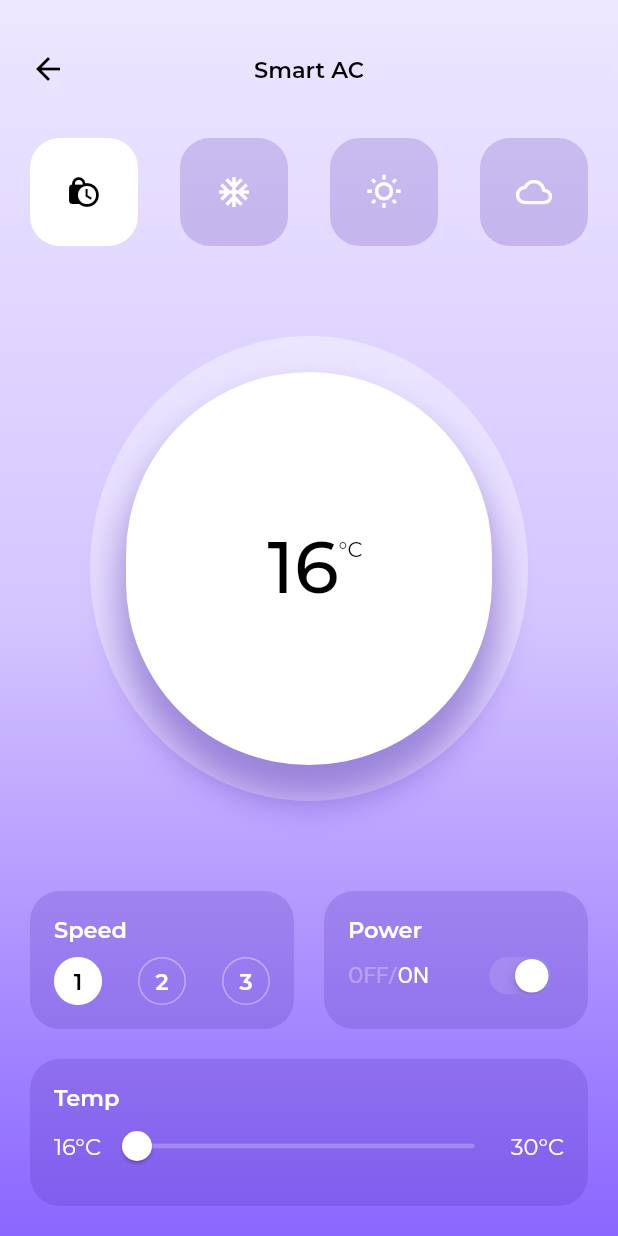
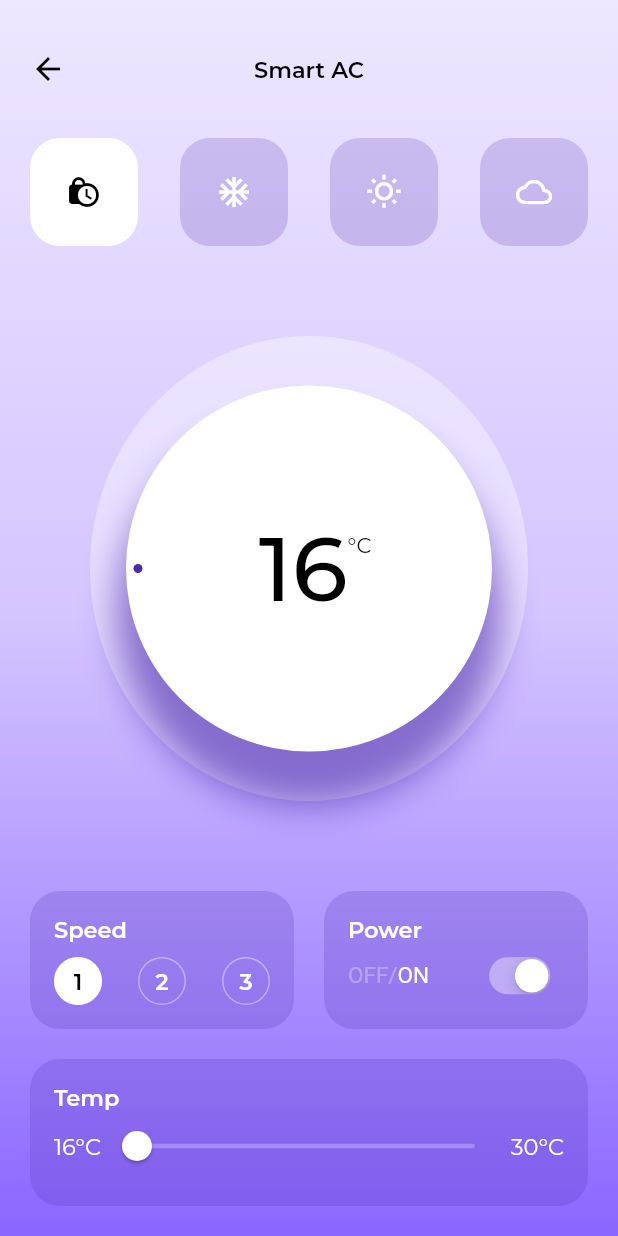
Before and after one commit to forntoh/smart_home, a Flutter app: the screen it shows after launch, on a phone screen of 412 x 824 dp. Run offline on Flutter 3.47's test engine with Material 2 defaults, Android fonts, the phone set to English and light mode, and no system bars; our stand-ins replace google_fonts.

Commit message:
added track

```diff
--- a/lib/screens/ac/compoents/power_control.dart
+++ b/lib/screens/ac/compoents/power_control.dart
@@ -52,7 +52,7 @@ class _PowerControlState extends State<PowerControl> {
                 Transform.scale(
                   scale: 0.8,
                   child: CupertinoSwitch(
-                    activeColor: Colors.white12,
+                    activeColor: Colors.white38,
                     trackColor: Colors.white12,
                     value: isOn,
                     onChanged: (isChecked) {
--- a/lib/screens/ac/compoents/temp_display.dart
+++ b/lib/screens/ac/compoents/temp_display.dart
@@ -1,3 +1,4 @@
+import 'dart:math';
 import 'dart:ui';
 
 import 'package:flutter/material.dart';
@@ -10,8 +11,14 @@ class TempDisplay extends StatelessWidget {
     @required this.currentTemp,
   }) : super(key: key);
 
+  final double minTemp = 16;
+  final double maxTemp = 30;
   final double currentTemp;
   final double trackWidth = defaultPadding + 4;
+
+  double _getProgress(value) {
+    return ((value - minTemp) / (maxTemp - minTemp));
+  }
 
   @override
   Widget build(BuildContext context) {
@@ -26,28 +33,33 @@ class TempDisplay extends StatelessWidget {
                 child: ClipOval(
                   child: BackdropFilter(
                     filter: ImageFilter.blur(sigmaX: 3.0, sigmaY: 3.0),
-                    child: Container(
-                      color: Colors.white38,
+                    child: Container(color: Colors.white38),
                   ),
                 ),
               ),
             ),
+            Positioned.fill(
+              child: Transform.rotate(
+                angle: pi,
+                child: CustomPaint(
+                  painter: TempDisplayPainter(_getProgress(currentTemp)),
                 ),
-            Positioned(
-              left: trackWidth,
-              right: trackWidth,
-              top: trackWidth,
-              bottom: trackWidth,
+              ),
+            ),
+            Expanded(
+              child: Padding(
+                padding: EdgeInsets.all(trackWidth),
                 child: Container(
                   decoration: BoxDecoration(
                       color: Colors.white,
-                    borderRadius: BorderRadius.circular(300),
+                      shape: BoxShape.circle,
                       boxShadow: [
                         BoxShadow(
-                        color: Theme.of(context).primaryColor.withOpacity(0.45),
+                          color:
+                              Theme.of(context).primaryColor.withOpacity(0.6),
                           blurRadius: defaultPadding,
-                        offset: Offset(0, defaultPadding),
-                        spreadRadius: 4,
+                          offset: Offset(0, defaultPadding + 10),
+                          spreadRadius: 6,
                         )
                       ]),
                   child: Center(
@@ -58,10 +70,10 @@ class TempDisplay extends StatelessWidget {
                         SizedBox(width: 8),
                         Text(
                           '${currentTemp.toInt()}',
-                        style: Theme.of(context).textTheme.headline3,
+                          style: Theme.of(context).textTheme.headline2,
                         ),
                         Padding(
-                        padding: EdgeInsets.only(top: 8.0),
+                          padding: EdgeInsets.only(top: 12),
                           child: Text(
                             '°C',
                             style: Theme.of(context).textTheme.caption,
@@ -72,9 +84,85 @@ class TempDisplay extends StatelessWidget {
                   ),
                 ),
               ),
+            ),
+            Positioned.fill(
+              child: Transform.rotate(
+                angle: pi,
+                child: Padding(
+                  padding: EdgeInsets.all(trackWidth + 8),
+                  child: CustomPaint(
+                    painter: DotPainter(_getProgress(currentTemp)),
+                  ),
+                ),
+              ),
+            ),
           ],
         ),
       ),
     );
   }
 }
+
+class TempDisplayPainter extends CustomPainter {
+  double progress;
+
+  TempDisplayPainter(
+    this.progress,
+  );
+
+  @override
+  void paint(Canvas canvas, Size size) {
+    double theta = progress * pi;
+
+    double centerX = size.width / 2;
+    double centerY = size.height / 2;
+
+    Offset center = Offset(centerX, centerY);
+
+    canvas.drawArc(
+        Rect.fromCircle(center: center, radius: size.width / 2),
+        0,
+        theta,
+        true,
+        Paint()
+          ..color = primaryColor
+          ..strokeWidth = defaultPadding + 4);
+  }
+
+  @override
+  bool shouldRepaint(covariant CustomPainter oldDelegate) {
+    return true;
+  }
+}
+
+class DotPainter extends CustomPainter {
+  double progress;
+
+  DotPainter(
+    this.progress,
+  );
+
+  @override
+  void paint(Canvas canvas, Size size) {
+    double theta = progress * pi;
+
+    double centerX = size.width / 2;
+    double centerY = size.height / 2;
+
+    double dotX = cos(theta) * centerX + centerX;
+    double dotY = sin(theta) * centerY + centerY;
+
+    Offset top = Offset(dotX, dotY);
+
+    canvas.drawCircle(
+      top,
+      3,
+      Paint()..color = primaryColor,
+    );
+  }
+
+  @override
+  bool shouldRepaint(covariant CustomPainter oldDelegate) {
+    return true;
+  }
+}
--- a/lib/theme/typography.dart
+++ b/lib/theme/typography.dart
@@ -4,7 +4,7 @@ import 'package:google_fonts/google_fonts.dart';
 class CustomTypography {
   static TextTheme textTheme = TextTheme(
       headline1: GoogleFonts.montserrat(fontSize: 96, fontWeight: FontWeight.bold, color: Colors.black),
-      headline2: GoogleFonts.montserrat(fontSize: 60, fontWeight: FontWeight.bold, color: Colors.black),
+      headline2: GoogleFonts.montserrat(fontSize: 60, fontWeight: FontWeight.w500, color: Colors.black),
       headline3: GoogleFonts.montserrat(fontSize: 48, fontWeight: FontWeight.w500, color: Colors.black),
       headline4: GoogleFonts.montserrat(fontSize: 34, fontWeight: FontWeight.bold, color: Colors.black),
       headline5: GoogleFonts.montserrat(fontSize: 24, fontWeight: FontWeight.bold),
```
Lines whose indentation alone changed are shown as unchanged.
